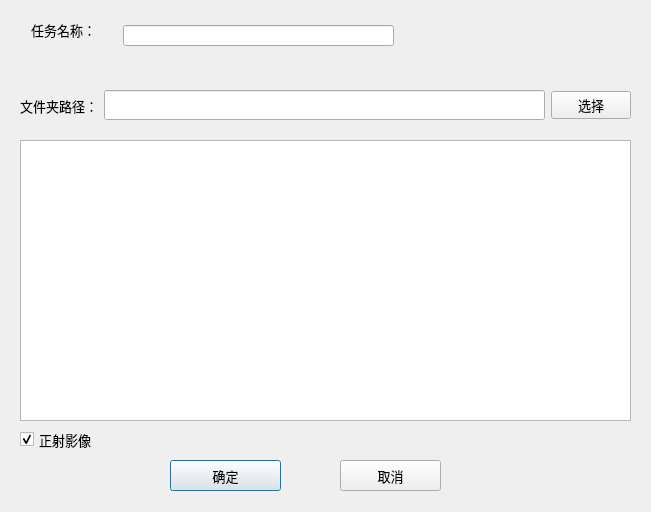
Old version of the form taskdialog.ui in the repository meitotoro/batchODM.
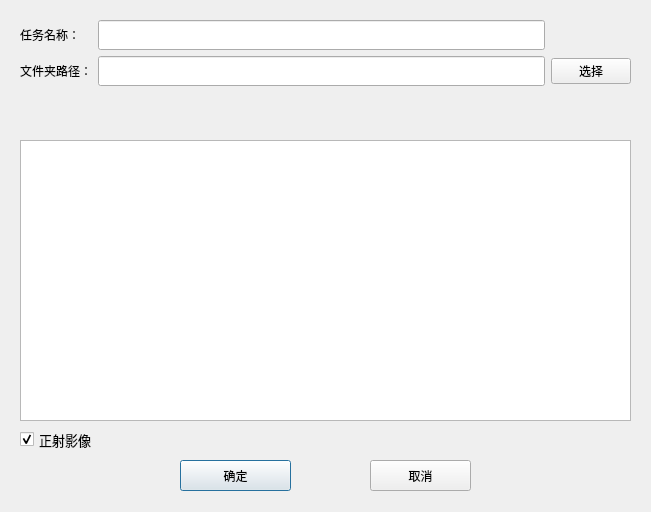
New version of the form.

```diff
--- a/taskdialog.ui
+++ b/taskdialog.ui
@@ -16,17 +16,12 @@
   <widget class="QPushButton" name="ok_button">
    <property name="geometry">
     <rect>
-     <x>170</x>
+     <x>180</x>
      <y>460</y>
      <width>111</width>
      <height>31</height>
     </rect>
    </property>
-   <property name="font">
-    <font>
-     <pointsize>10</pointsize>
-    </font>
-   </property>
    <property name="text">
     <string>确定</string>
    </property>
@@ -52,126 +47,19 @@
     <bool>true</bool>
    </property>
   </widget>
-  <widget class="QWidget" name="widget" native="true">
+  <widget class="QPushButton" name="cancel">
    <property name="geometry">
     <rect>
-     <x>20</x>
-     <y>10</y>
-     <width>501</width>
-     <height>61</height>
-    </rect>
-   </property>
-   <widget class="QLabel" name="label">
-    <property name="geometry">
-     <rect>
-      <x>11</x>
-      <y>11</y>
-      <width>85</width>
-      <height>17</height>
-     </rect>
-    </property>
-    <property name="font">
-     <font>
-      <pointsize>10</pointsize>
-     </font>
-    </property>
-    <property name="text">
-     <string>任务名称：</string>
-    </property>
-   </widget>
-   <widget class="QLineEdit" name="folderName">
-    <property name="geometry">
-     <rect>
-      <x>103</x>
-      <y>15</y>
-      <width>271</width>
-      <height>21</height>
-     </rect>
-    </property>
-    <property name="maximumSize">
-     <size>
-      <width>16777215</width>
-      <height>30</height>
-     </size>
-    </property>
-   </widget>
-  </widget>
-  <widget class="QPushButton" name="pushButton_3">
-   <property name="geometry">
-    <rect>
-     <x>340</x>
+     <x>370</x>
      <y>460</y>
      <width>101</width>
      <height>31</height>
     </rect>
    </property>
-   <property name="font">
-    <font>
-     <pointsize>10</pointsize>
-    </font>
-   </property>
    <property name="text">
     <string>取消</string>
    </property>
   </widget>
-  <widget class="QWidget" name="widget_2" native="true">
-   <property name="geometry">
-    <rect>
-     <x>20</x>
-     <y>80</y>
-     <width>611</width>
-     <height>51</height>
-    </rect>
-   </property>
-   <layout class="QHBoxLayout" name="horizontalLayout_2">
-    <item>
-     <widget class="QLabel" name="label_2">
-      <property name="font">
-       <font>
-        <pointsize>10</pointsize>
-       </font>
-      </property>
-      <property name="text">
-       <string>文件夹路径：</string>
-      </property>
-      <property name="alignment">
-       <set>Qt::AlignCenter</set>
-      </property>
-     </widget>
-    </item>
-    <item>
-     <widget class="QLineEdit" name="folder">
-      <property name="maximumSize">
-       <size>
-        <width>16777215</width>
-        <height>30</height>
-       </size>
-      </property>
-      <property name="sizeIncrement">
-       <size>
-        <width>0</width>
-        <height>0</height>
-       </size>
-      </property>
-      <property name="text">
-       <string/>
-      </property>
-     </widget>
-    </item>
-    <item>
-     <widget class="QPushButton" name="pushButton">
-      <property name="font">
-       <font>
-        <pointsize>10</pointsize>
-       </font>
-      </property>
-      <property name="text">
-       <string>选择</string>
-      </property>
-     </widget>
-    </item>
-   </layout>
-  </widget>
   <widget class="QListWidget" name="imageList">
    <property name="geometry">
     <rect>
@@ -182,6 +70,69 @@
     </rect>
    </property>
   </widget>
+  <widget class="QWidget" name="gridLayoutWidget">
+   <property name="geometry">
+    <rect>
+     <x>20</x>
+     <y>20</y>
+     <width>611</width>
+     <height>101</height>
+    </rect>
+   </property>
+   <layout class="QGridLayout" name="gridLayout">
+    <item row="0" column="1">
+     <widget class="QLineEdit" name="folderName">
+      <property name="minimumSize">
+       <size>
+        <width>0</width>
+        <height>30</height>
+       </size>
+      </property>
+     </widget>
+    </item>
+    <item row="0" column="0">
+     <widget class="QLabel" name="label">
+      <property name="text">
+       <string>任务名称：</string>
+      </property>
+     </widget>
+    </item>
+    <item row="2" column="2">
+     <widget class="QPushButton" name="pushButton">
+      <property name="text">
+       <string>选择</string>
+      </property>
+     </widget>
+    </item>
+    <item row="2" column="1">
+     <widget class="QLineEdit" name="folder">
+      <property name="minimumSize">
+       <size>
+        <width>0</width>
+        <height>30</height>
+       </size>
+      </property>
+      <property name="text">
+       <string/>
+      </property>
+     </widget>
+    </item>
+    <item row="3" column="1">
+     <widget class="QLabel" name="errorMsg">
+      <property name="text">
+       <string/>
+      </property>
+     </widget>
+    </item>
+    <item row="2" column="0">
+     <widget class="QLabel" name="label_2">
+      <property name="text">
+       <string>文件夹路径：</string>
+      </property>
+     </widget>
+    </item>
+   </layout>
+  </widget>
  </widget>
  <resources/>
  <connections/>
```
Left out of the diff: 8 changed lines with no effect on the pictures.
